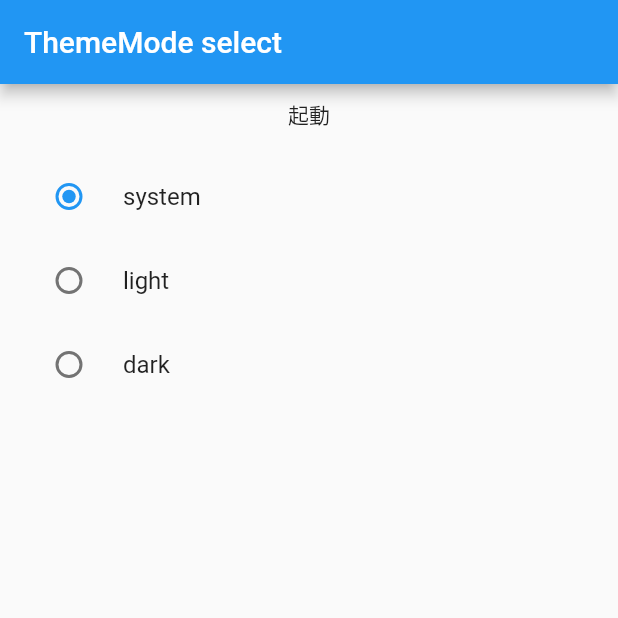
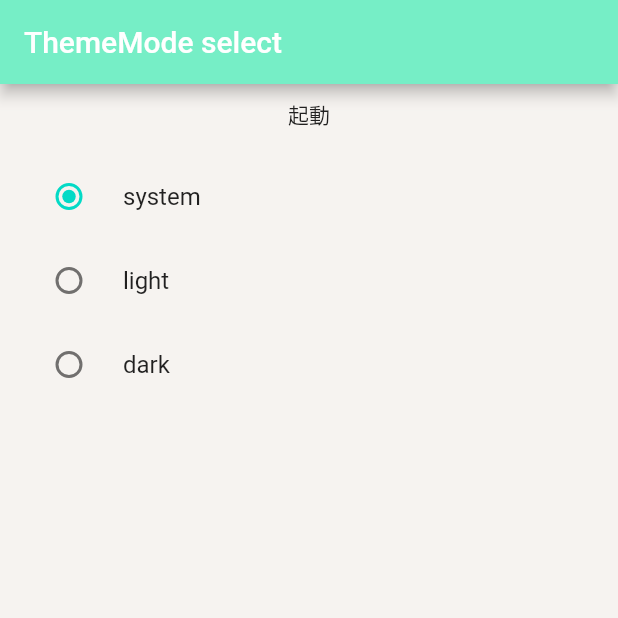
Before and after one commit to trm11tkr/theme-selector, a Flutter app: the screen it shows after launch, on a phone screen of 412 x 824 dp, the top half of it. Run offline on Flutter 3.47's test engine with Material 2 defaults, Android fonts, the phone set to English and light mode, and no system bars; our stand-ins replace flutter_riverpod, shared_preferences.

Commit message:
ThemeDataをカスタマイズ

```diff
--- a/lib/main.dart
+++ b/lib/main.dart
@@ -3,6 +3,7 @@ import 'package:flutter/material.dart';
 import 'package:flutter_riverpod/flutter_riverpod.dart';
 import 'package:shared_preferences/shared_preferences.dart';
 import 'package:theme_selector/provider/shared_preferences_provider.dart';
+import 'package:theme_selector/theme_selector/my_theme_data.dart';
 import 'package:theme_selector/theme_selector/theme_selector_provider.dart';
 
 // 再起動をチェックするためのメッセージProvider
@@ -28,8 +29,8 @@ class MyApp extends ConsumerWidget {
   Widget build(BuildContext context, WidgetRef ref) {
     return MaterialApp(
       title: 'My App',
-      theme: ThemeData.light(),
-      darkTheme: ThemeData.dark(),
+      theme: myLightThemeData,
+      darkTheme: myDarkThemeData,
       themeMode: ref.watch(themeSelectorProvider),
       // 現在のテーマモード設定を監視
       home: const HomePage(),
--- /dev/null
+++ b/lib/theme_selector/my_theme_data.dart
@@ -0,0 +1,45 @@
+import 'package:flutter/material.dart';
+
+final myLightThemeData = ThemeData.from(
+  // 色の指定は `ColorScheme` を使用することが推奨されている。
+  // `DarkTheme` の方は `ColorScheme.dark()` を使用を推奨します。
+  colorScheme: const ColorScheme.light().copyWith(
+    primary: const Color(0xFFF0BC1B),
+    onPrimary: Colors.white,
+    onSecondary: Colors.white,
+  ),
+  textTheme: const TextTheme(
+    button: TextStyle(
+      fontWeight: FontWeight.bold,
+      color: Colors.blue,
+    ),
+  ),
+).copyWith(
+  scaffoldBackgroundColor: const Color(0xFFF6F3F0),
+  appBarTheme: const AppBarTheme(color: Color(0xFF76EEC6)),
+  floatingActionButtonTheme: const FloatingActionButtonThemeData(
+    elevation: 2,
+  ),
+);
+
+final myDarkThemeData = ThemeData.from(
+  // 色の指定は `ColorScheme` を使用することが推奨されている。
+  // `DarkTheme` の方は `ColorScheme.dark()` を使用を推奨します。
+  colorScheme: const ColorScheme.dark().copyWith(
+    primary: const Color(0xFFF3F3F3),
+    onPrimary: Colors.black,
+    onSecondary: Colors.black,
+  ),
+  textTheme: const TextTheme(
+    button: TextStyle(
+      fontWeight: FontWeight.bold,
+      color: Colors.blue,
+    ),
+  ),
+).copyWith(
+  scaffoldBackgroundColor: const Color(0xFF010612),
+  appBarTheme: const AppBarTheme(color: Color(0xFF01392E)),
+  floatingActionButtonTheme: const FloatingActionButtonThemeData(
+    elevation: 2,
+  ),
+);
```
